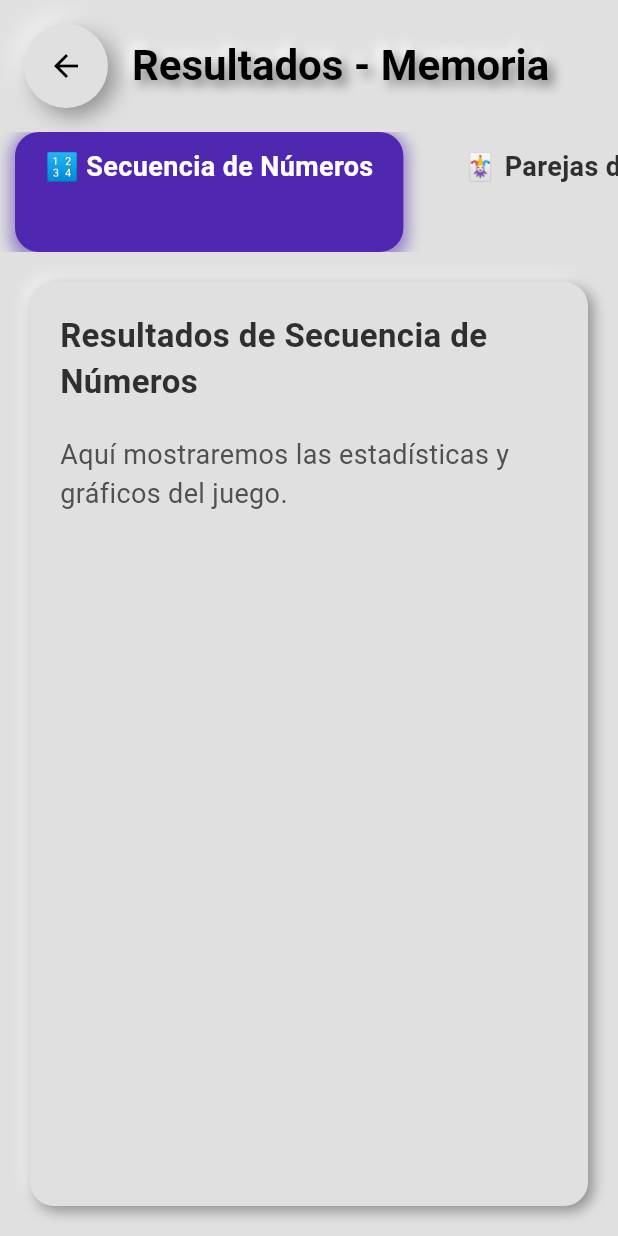
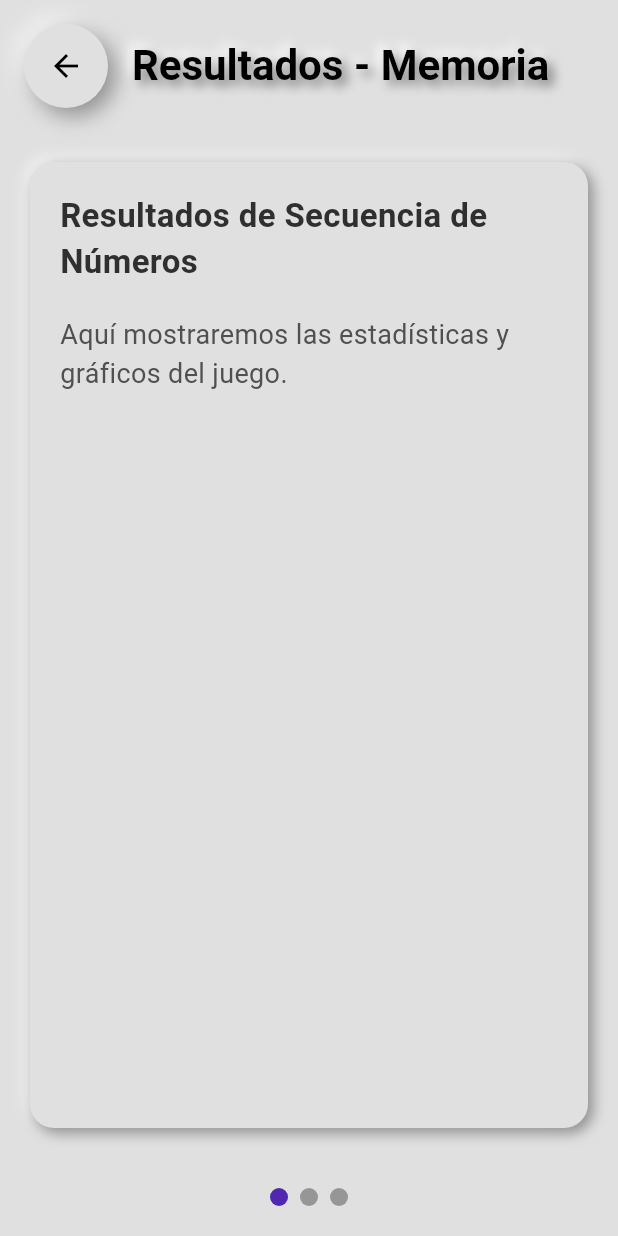
Before and after one commit to jojoji54/Cognitify, a Flutter app: the MemoryResultsScreen screen opened directly, on a phone screen of 412 x 824 dp. Run offline on Flutter 3.47's test engine with Material 3 defaults, Android fonts, the phone set to English and light mode, and no system bars; drawn by our look-alikes of page_view_dot_indicator; our stand-ins replace dashed_circular_progress_bar, flutter_neumorphic_plus, hive, hive_flutter, lottie, shared_preferences; missing offline and left inert: flutter_animator; accounts and stored records are empty.

Commit message:
creando el diseño de resultados

```diff
--- a/lib/screens/home/result/memory_results_screen.dart
+++ b/lib/screens/home/result/memory_results_screen.dart
@@ -1,6 +1,7 @@
 // lib/screens/results/memory_results_screen.dart
 import 'package:flutter_neumorphic_plus/flutter_neumorphic.dart';
 import 'package:flutter/material.dart';
+import 'package:page_view_dot_indicator/page_view_dot_indicator.dart';
 
 class MemoryResultsScreen extends StatefulWidget {
   const MemoryResultsScreen({Key? key}) : super(key: key);
@@ -40,57 +41,6 @@ class _MemoryResultsScreenState extends State<MemoryResultsScreen> {
       backgroundColor: NeumorphicTheme.baseColor(context),
       body: Column(
         children: [
-          // Barra de navegación superior
-          SizedBox(
-            height: 80,
-            child: ListView.builder(
-              scrollDirection: Axis.horizontal,
-              itemCount: memoryGames.length,
-              itemBuilder: (context, index) {
-                final game = memoryGames[index];
-                return GestureDetector(
-                  onTap: () {
-                    setState(() {
-                      _currentPage = index;
-                      _pageController.animateToPage(index,
-                          duration: const Duration(milliseconds: 300),
-                          curve: Curves.easeInOut);
-                    });
-                  },
-                  child: Container(
-                    margin: const EdgeInsets.symmetric(horizontal: 10),
-                    padding: const EdgeInsets.symmetric(horizontal: 20, vertical: 10),
-                    decoration: BoxDecoration(
-                      color: _currentPage == index
-                          ? const Color.fromARGB(255, 80, 39, 176)
-                          : NeumorphicTheme.baseColor(context),
-                      borderRadius: BorderRadius.circular(16),
-                      boxShadow: _currentPage == index
-                          ? [
-                              BoxShadow(
-                                color: const Color.fromARGB(255, 80, 39, 176).withOpacity(0.5),
-                                spreadRadius: 3,
-                                blurRadius: 8,
-                                offset: const Offset(0, 3),
-                              )
-                            ]
-                          : [],
-                    ),
-                    child: Text(
-                      "${game['icon']} ${game['name']}",
-                      style: TextStyle(
-                        fontSize: 18,
-                        fontWeight: FontWeight.bold,
-                        color: _currentPage == index
-                            ? Colors.white
-                            : const Color.fromARGB(255, 47, 47, 47),
-                      ),
-                    ),
-                  ),
-                );
-              },
-            ),
-          ),
           Expanded(
             child: PageView.builder(
               controller: _pageController,
@@ -137,6 +87,15 @@ class _MemoryResultsScreenState extends State<MemoryResultsScreen> {
               },
             ),
           ),
+          const SizedBox(height: 20),
+          PageViewDotIndicator(
+            currentItem: _currentPage,
+            count: memoryGames.length,
+            unselectedColor: const Color.fromARGB(255, 150, 150, 150),
+            selectedColor: const Color.fromARGB(255, 80, 39, 176),
+            duration: const Duration(milliseconds: 300),
+          ),
+          const SizedBox(height: 20),
         ],
       ),
     );
--- a/pubspec.yaml
+++ b/pubspec.yaml
@@ -48,6 +48,7 @@ dependencies:
   shared_preferences: ^2.1.1
   http: ^1.4.0
   csv: ^6.0.0
+  page_view_dot_indicator: ^2.3.0
 
 
 dev_dependencies:
```
